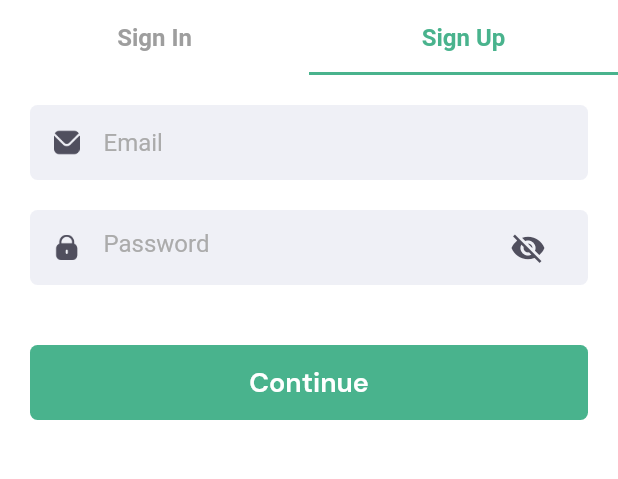
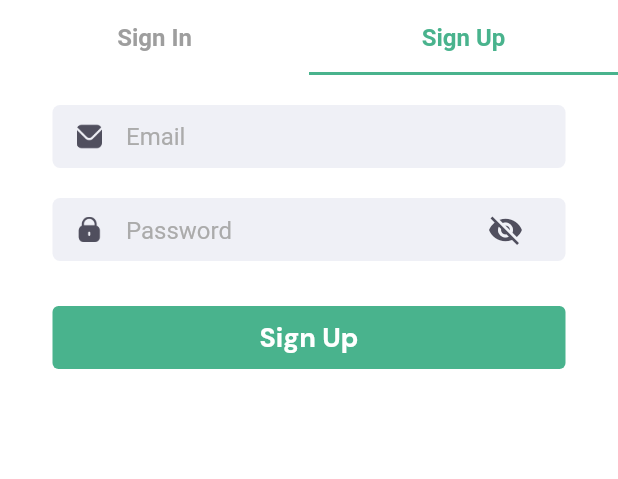
Before and after one commit to ryandiaziz/E-Menu-App, a Flutter app: the Autentikasi screen opened by its route, tab 2 chosen, on a phone screen of 412 x 824 dp, the part 420-899 px from its top. Run offline on Flutter 3.47's test engine with Material 2 defaults, Android fonts, the phone set to English and light mode, and no system bars; our stand-ins replace carousel_slider, cloud_firestore, equatable, firebase_auth, firebase_core, firebase_storage and 12 more; missing offline and left inert: qr_code_scanner, staggered_grid_view_flutter; accounts and stored records are empty.

Commit message:
Mengubah textfild dan button pada halaman autentifikasi

```diff
--- a/lib/common/widgets/custom_textfield.dart
+++ b/lib/common/widgets/custom_textfield.dart
@@ -25,7 +25,8 @@ class CustomTextField extends StatelessWidget {
         crossAxisAlignment: CrossAxisAlignment.start,
         children: [
           Container(
-            height: 50,
+            height: 42,
+            width: MediaQuery.of(context).size.width - 70,
             padding: const EdgeInsets.symmetric(horizontal: 16),
             decoration: BoxDecoration(
               color: const Color(0xffEFF0F6),
--- a/lib/feature/authentication/autentifikasi.dart
+++ b/lib/feature/authentication/autentifikasi.dart
@@ -1,3 +1,4 @@
+import 'package:e_menu_app/common/widgets/custom_elevated_button.dart';
 import 'package:e_menu_app/common/widgets/custom_textfield.dart';
 import 'package:e_menu_app/presentation/pages/home/user_form.dart';
 import 'package:firebase_auth/firebase_auth.dart';
@@ -189,9 +190,9 @@ class _AutentikasiState extends State<Autentikasi> {
         child: Column(
           crossAxisAlignment: CrossAxisAlignment.start,
           children: [
-            // const SizedBox(height: 12),
             Container(
-              height: 50,
+              height: 42,
+              width: MediaQuery.of(context).size.width - 70,
               padding: const EdgeInsets.symmetric(horizontal: 16, vertical: 1),
               decoration: BoxDecoration(
                 color: const Color(0xffEFF0F6),
@@ -280,7 +281,8 @@ class _AutentikasiState extends State<Autentikasi> {
             ),
             SizedBox(
               height: MediaQuery.of(context).size.height - 300,
-              child: TabBarView(children: [
+              child: TabBarView(
+                children: [
                   Container(
                     padding: const EdgeInsets.symmetric(horizontal: 20),
                     child: Column(
@@ -293,9 +295,10 @@ class _AutentikasiState extends State<Autentikasi> {
                           read: false,
                         ),
                         passwordInput(sIPasswordC),
-                      _button('Sign In', () {
-                        vaildationSignIn();
-                      })
+                        const SizedBox(height: 30),
+                        CustomElevatedButton(
+                            onPressed: () => vaildationSignIn(),
+                            text: "Sign In"),
                       ],
                     ),
                   ),
@@ -311,13 +314,15 @@ class _AutentikasiState extends State<Autentikasi> {
                           read: false,
                         ),
                         passwordInput(sUPasswordC),
-                      _button('Continue', () {
-                        vaildationSignUp();
-                      })
+                        const SizedBox(height: 30),
+                        CustomElevatedButton(
+                            onPressed: () => vaildationSignUp(),
+                            text: "Sign Up"),
                       ],
                     ),
                   )
-              ]),
+                ],
+              ),
             )
           ],
         ),
```
Lines whose indentation alone changed are shown as unchanged.
